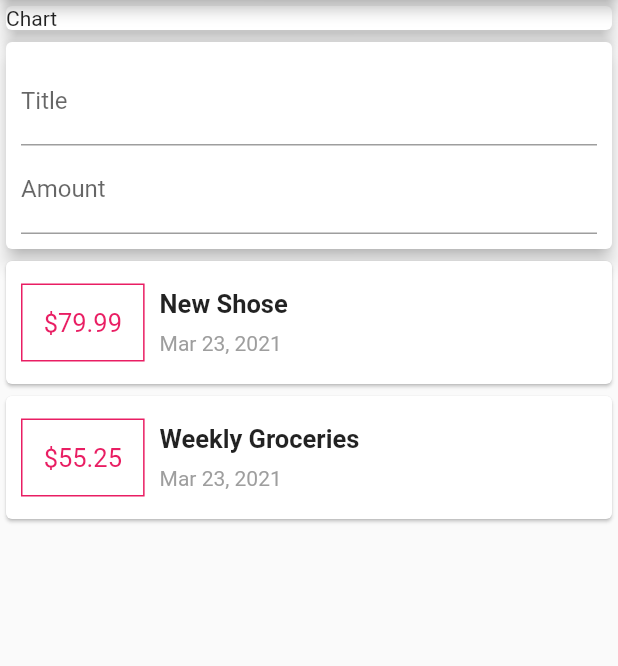
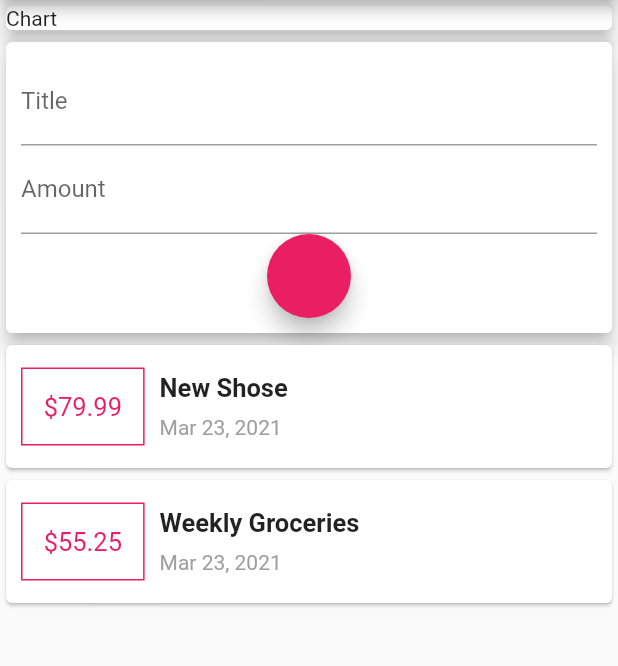
Before and after one commit to Mohamed221999/Expenses-Planner-App-, a Flutter app: the screen it shows after launch, on a phone screen of 412 x 824 dp, the part 84-750 px from its top. Run offline on Flutter 3.47's test engine with Material 2 defaults, Android fonts, the phone set to English and light mode, and no system bars.

Commit message:
scrollable transaction

```diff
--- a/lib/page_home.dart
+++ b/lib/page_home.dart
@@ -1,10 +1,8 @@
 import 'package:flutter/material.dart';
-import './widgets/transaction_list.dart';
-
+import './widgets/user_transaction.dart';
 class MyHomePage extends StatelessWidget {
 
-  final titleController = TextEditingController();
-  final amountController = TextEditingController();
+
 
   @override
   Widget build(BuildContext context) {
@@ -23,28 +21,7 @@ class MyHomePage extends StatelessWidget {
               elevation: 5,
             ),
           ),
-          //========================Input Area
-          Card(
-            elevation: 5,
-            child: Container(
-              padding: EdgeInsets.all(10),
-              child: Column(
-                children: [
-                  TextField(
-                    decoration: InputDecoration(labelText: "Title"),
-                    //fetch input from titleText
-                    controller: titleController,
-                  ),
-                  TextField(
-                    decoration: InputDecoration(labelText: "Amount"),
-                    //fetch input from amounText
-                    controller: amountController,
-                  ),
-                ],
-              ),
-            ),
-          ),
-          TransactionList(),
+          UserTransaction(),
          ]
          ),
     );
--- /dev/null
+++ b/lib/widgets/new_transaction.dart
@@ -0,0 +1,35 @@
+import 'package:flutter/material.dart';
+
+class NewTransaction extends StatelessWidget {
+  final titleController = TextEditingController();
+  final amountController = TextEditingController();
+  final Function addTx;
+  NewTransaction({this.addTx});
+  @override
+  Widget build(BuildContext context) {
+    return Card(
+      elevation: 5,
+      child: Container(
+        padding: EdgeInsets.all(10),
+        child: Column(
+          children: [
+            TextField(
+              decoration: InputDecoration(labelText: "Title"),
+              //fetch input from titleText
+              controller: titleController,
+            ),
+            TextField(
+              decoration: InputDecoration(labelText: "Amount"),
+              //fetch input from amounText
+              controller: amountController,
+            ),
+            FloatingActionButton(onPressed: () {
+              addTx(titleController.text, double.parse(amountController.text));
+            }
+            ),
+          ],
+        ),
+      ),
+    );
+  }
+}
--- a/lib/widgets/transaction_list.dart
+++ b/lib/widgets/transaction_list.dart
@@ -1,30 +1,22 @@
 import 'package:flutter/material.dart';
+
+import 'package:intl/intl.dart';
 import 'package:personal_expenses/models/transaction.dart';
-import 'package:intl/intl.dart';
 
-class TransactionList extends StatefulWidget {
-  @override
-  _TransactionListState createState() => _TransactionListState();
-}
+class TransactionList extends StatelessWidget {
+  final List<Transaction> transacton;
 
-class _TransactionListState extends State<TransactionList> {
-  final List<Transaction> _userTransaction = [
-    //list of transaction
-    Transaction(
-        id: 't1', title: 'New Shose', amount: 79.99, date: DateTime.now()),
-    Transaction(
-        id: 't2',
-        title: 'Weekly Groceries',
-        amount: 55.25,
-        date: DateTime.now()),
-  ];
+  TransactionList({this.transacton});
 
   @override
   Widget build(BuildContext context) {
-    return Column(
+    return Container(
+      height: MediaQuery.of(context).size.height*0.5,
+      child: SingleChildScrollView(
+              child: Column(
           //==============================Transaction Part
           //i will convert the list of transaction to a list of widet (Mappin) by using .map method and .toList method
-      children: _userTransaction.map((e) {
+          children: transacton.map((e) {
             return Card(
               child: Row(
                 children: [
@@ -68,6 +60,8 @@ class _TransactionListState extends State<TransactionList> {
               ),
             );
           }).toList(),
+        ),
+      ),
     );
   }
 }
--- /dev/null
+++ b/lib/widgets/user_transaction.dart
@@ -0,0 +1,49 @@
+import 'package:flutter/material.dart';
+import 'package:personal_expenses/widgets/new_transaction.dart';
+import './transaction_list.dart';
+import 'package:personal_expenses/models/transaction.dart';
+
+class UserTransaction extends StatefulWidget {
+  @override
+  _UserTransactionState createState() => _UserTransactionState();
+}
+
+class _UserTransactionState extends State<UserTransaction> {
+  final List<Transaction> _userTransaction = [
+    //list of transaction
+    Transaction(
+        id: 't1', title: 'New Shose', amount: 79.99, date: DateTime.now()),
+    Transaction(
+        id: 't2',
+        title: 'Weekly Groceries',
+        amount: 55.25,
+        date: DateTime.now()),
+  ];
+
+  void _addNewTransaction(String txtitle, double txamount) {
+    final newTx = Transaction(
+        id: DateTime.now().toString(),
+        title: txtitle,
+        amount: txamount,
+        date: DateTime.now());
+
+    setState(() {
+      _userTransaction.add(newTx);
+    });
+  }
+
+  @override
+  Widget build(BuildContext context) {
+
+    return Column(
+      children: [
+        //========================Input Area
+        NewTransaction(addTx: _addNewTransaction,),
+        //=========================Transactions Area
+        TransactionList(
+          transacton: _userTransaction,
+        ),
+      ],
+    );
+  }
+}
```
Lines whose indentation alone changed are shown as unchanged.
